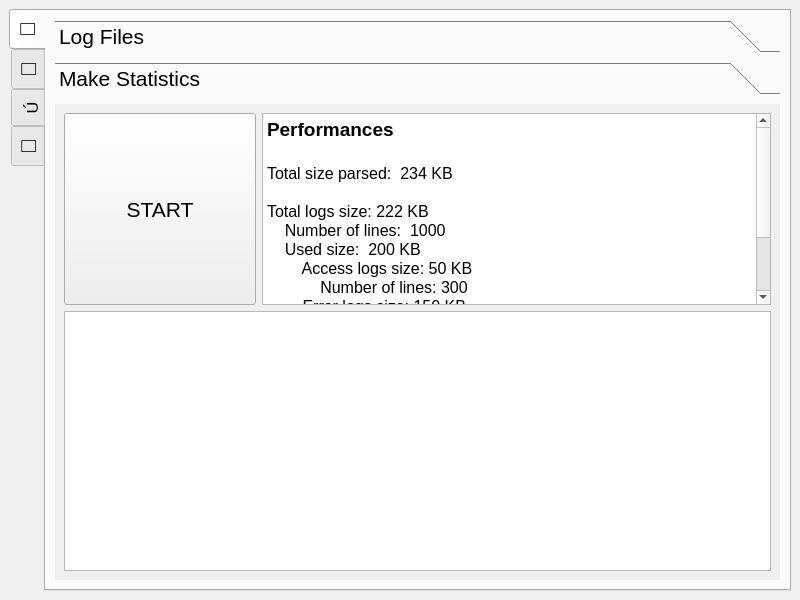
Before: the Qt Designer form craplog/mainwindow.ui in elB4RTO/LogDoctor, drawn with Qt 5.
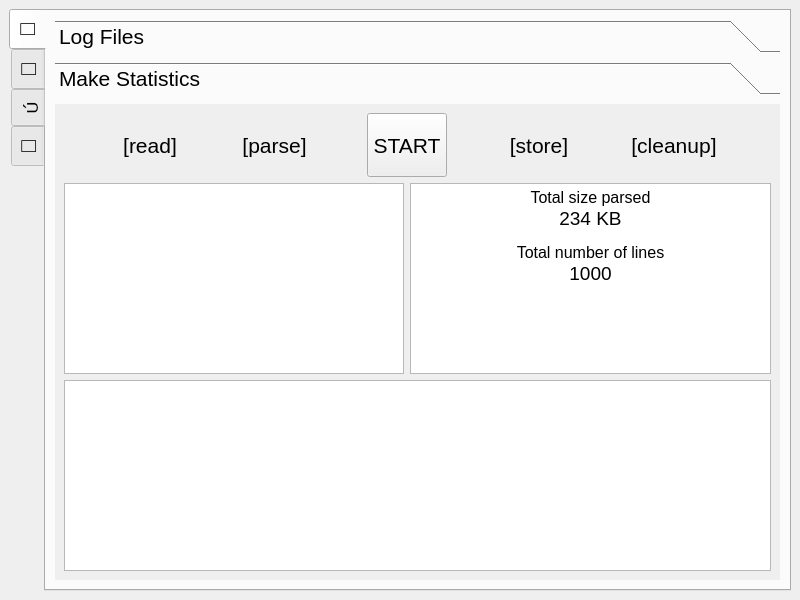
After: the same form once the commit is applied. The open tabs and pages were chosen to show the change. Icons and pictures are not drawn.

Commit message: Updated Logs' section (MakeStatistics) graphics

The edit to the form file:
```diff
--- a/craplog/mainwindow.ui
+++ b/craplog/mainwindow.ui
@@ -16,6 +16,12 @@
     <verstretch>0</verstretch>
    </sizepolicy>
   </property>
+  <property name="minimumSize">
+   <size>
+    <width>600</width>
+    <height>400</height>
+   </size>
+  </property>
   <property name="windowTitle">
    <string>Craplog</string>
   </property>
@@ -479,9 +485,104 @@
            </attribute>
            <layout class="QGridLayout" name="gridLayout_3">
             <item row="0" column="0">
+             <spacer name="horizontalSpacer_3">
+              <property name="orientation">
+               <enum>Qt::Horizontal</enum>
+              </property>
+              <property name="sizeHint" stdset="0">
+               <size>
+                <width>44</width>
+                <height>20</height>
+               </size>
+              </property>
+             </spacer>
+            </item>
+            <item row="0" column="1">
+             <widget class="QLabel" name="label">
+              <property name="sizePolicy">
+               <sizepolicy hsizetype="MinimumExpanding" vsizetype="MinimumExpanding">
+                <horstretch>0</horstretch>
+                <verstretch>0</verstretch>
+               </sizepolicy>
+              </property>
+              <property name="minimumSize">
+               <size>
+                <width>64</width>
+                <height>64</height>
+               </size>
+              </property>
+              <property name="maximumSize">
+               <size>
+                <width>128</width>
+                <height>128</height>
+               </size>
+              </property>
+              <property name="text">
+               <string>[read]</string>
+              </property>
+              <property name="alignment">
+               <set>Qt::AlignCenter</set>
+              </property>
+             </widget>
+            </item>
+            <item row="0" column="2">
+             <spacer name="horizontalSpacer_4">
+              <property name="orientation">
+               <enum>Qt::Horizontal</enum>
+              </property>
+              <property name="sizeHint" stdset="0">
+               <size>
+                <width>44</width>
+                <height>20</height>
+               </size>
+              </property>
+             </spacer>
+            </item>
+            <item row="0" column="3">
+             <widget class="QLabel" name="label_2">
+              <property name="sizePolicy">
+               <sizepolicy hsizetype="MinimumExpanding" vsizetype="MinimumExpanding">
+                <horstretch>0</horstretch>
+                <verstretch>0</verstretch>
+               </sizepolicy>
+              </property>
+              <property name="minimumSize">
+               <size>
+                <width>64</width>
+                <height>64</height>
+               </size>
+              </property>
+              <property name="maximumSize">
+               <size>
+                <width>128</width>
+                <height>128</height>
+               </size>
+              </property>
+              <property name="text">
+               <string>[parse]</string>
+              </property>
+              <property name="alignment">
+               <set>Qt::AlignCenter</set>
+              </property>
+             </widget>
+            </item>
+            <item row="0" column="4">
+             <spacer name="horizontalSpacer_5">
+              <property name="orientation">
+               <enum>Qt::Horizontal</enum>
+              </property>
+              <property name="sizeHint" stdset="0">
+               <size>
+                <width>44</width>
+                <height>20</height>
+               </size>
+              </property>
+             </spacer>
+            </item>
+            <item row="0" column="5" colspan="2">
              <widget class="QPushButton" name="pushButton">
               <property name="sizePolicy">
-               <sizepolicy hsizetype="MinimumExpanding" vsizetype="Minimum">
+               <sizepolicy hsizetype="MinimumExpanding" vsizetype="MinimumExpanding">
                 <horstretch>0</horstretch>
                 <verstretch>0</verstretch>
                </sizepolicy>
@@ -495,7 +596,7 @@
               <property name="maximumSize">
                <size>
                 <width>192</width>
-                <height>16777215</height>
+                <height>64</height>
                </size>
               </property>
               <property name="text">
@@ -503,10 +604,115 @@
               </property>
              </widget>
             </item>
-            <item row="0" column="1">
+            <item row="0" column="7">
+             <spacer name="horizontalSpacer_6">
+              <property name="orientation">
+               <enum>Qt::Horizontal</enum>
+              </property>
+              <property name="sizeHint" stdset="0">
+               <size>
+                <width>45</width>
+                <height>20</height>
+               </size>
+              </property>
+             </spacer>
+            </item>
+            <item row="0" column="8">
+             <widget class="QLabel" name="label_3">
+              <property name="sizePolicy">
+               <sizepolicy hsizetype="MinimumExpanding" vsizetype="MinimumExpanding">
+                <horstretch>0</horstretch>
+                <verstretch>0</verstretch>
+               </sizepolicy>
+              </property>
+              <property name="minimumSize">
+               <size>
+                <width>64</width>
+                <height>64</height>
+               </size>
+              </property>
+              <property name="maximumSize">
+               <size>
+                <width>128</width>
+                <height>128</height>
+               </size>
+              </property>
+              <property name="text">
+               <string>[store]</string>
+              </property>
+              <property name="alignment">
+               <set>Qt::AlignCenter</set>
+              </property>
+             </widget>
+            </item>
+            <item row="0" column="9">
+             <spacer name="horizontalSpacer_7">
+              <property name="orientation">
+               <enum>Qt::Horizontal</enum>
+              </property>
+              <property name="sizeHint" stdset="0">
+               <size>
+                <width>44</width>
+                <height>20</height>
+               </size>
+              </property>
+             </spacer>
+            </item>
+            <item row="0" column="10">
+             <widget class="QLabel" name="label_4">
+              <property name="sizePolicy">
+               <sizepolicy hsizetype="MinimumExpanding" vsizetype="MinimumExpanding">
+                <horstretch>0</horstretch>
+                <verstretch>0</verstretch>
+               </sizepolicy>
+              </property>
+              <property name="minimumSize">
+               <size>
+                <width>64</width>
+                <height>64</height>
+               </size>
+              </property>
+              <property name="maximumSize">
+               <size>
+                <width>128</width>
+                <height>128</height>
+               </size>
+              </property>
+              <property name="text">
+               <string>[cleanup]</string>
+              </property>
+              <property name="alignment">
+               <set>Qt::AlignCenter</set>
+              </property>
+             </widget>
+            </item>
+            <item row="0" column="11">
+             <spacer name="horizontalSpacer_8">
+              <property name="orientation">
+               <enum>Qt::Horizontal</enum>
+              </property>
+              <property name="sizeHint" stdset="0">
+               <size>
+                <width>44</width>
+                <height>20</height>
+               </size>
+              </property>
+             </spacer>
+            </item>
+            <item row="1" column="0" colspan="6">
+             <widget class="QGraphicsView" name="graphicsView_2">
+              <property name="minimumSize">
+               <size>
+                <width>0</width>
+                <height>128</height>
+               </size>
+              </property>
+             </widget>
+            </item>
+            <item row="1" column="6" colspan="6">
              <widget class="QTextBrowser" name="textBrowser">
               <property name="sizePolicy">
-               <sizepolicy hsizetype="Expanding" vsizetype="Preferred">
+               <sizepolicy hsizetype="Expanding" vsizetype="Expanding">
                 <horstretch>0</horstretch>
                 <verstretch>0</verstretch>
                </sizepolicy>
@@ -517,12 +723,6 @@
                 <height>128</height>
                </size>
               </property>
-              <property name="maximumSize">
-               <size>
-                <width>16777215</width>
-                <height>256</height>
-               </size>
-              </property>
               <property name="mouseTracking">
                <bool>false</bool>
               </property>
@@ -538,29 +738,21 @@
 p, li { white-space: pre-wrap; }
 hr { height: 1px; border-width: 0; }
 &lt;/style&gt;&lt;/head&gt;&lt;body style=&quot; font-family:'Noto Sans'; font-size:16pt; font-weight:400; font-style:normal;&quot;&gt;
-&lt;p style=&quot; margin-top:0px; margin-bottom:0px; margin-left:0px; margin-right:0px; -qt-block-indent:0; text-indent:0px;&quot;&gt;&lt;span style=&quot; font-size:14pt; font-weight:700;&quot;&gt;Performances&lt;/span&gt;&lt;/p&gt;
-&lt;p style=&quot;-qt-paragraph-type:empty; margin-top:0px; margin-bottom:0px; margin-left:0px; margin-right:0px; -qt-block-indent:0; text-indent:0px; font-size:14pt; font-weight:700;&quot;&gt;&lt;br /&gt;&lt;/p&gt;
-&lt;p style=&quot; margin-top:0px; margin-bottom:0px; margin-left:0px; margin-right:0px; -qt-block-indent:0; text-indent:0px;&quot;&gt;&lt;span style=&quot; font-size:12pt;&quot;&gt;Total size parsed:  234 KB&lt;/span&gt;&lt;/p&gt;
-&lt;p style=&quot;-qt-paragraph-type:empty; margin-top:0px; margin-bottom:0px; margin-left:0px; margin-right:0px; -qt-block-indent:0; text-indent:0px; font-size:12pt;&quot;&gt;&lt;br /&gt;&lt;/p&gt;
-&lt;p style=&quot; margin-top:0px; margin-bottom:0px; margin-left:0px; margin-right:0px; -qt-block-indent:0; text-indent:0px;&quot;&gt;&lt;span style=&quot; font-size:12pt;&quot;&gt;Total logs size: 222 KB&lt;/span&gt;&lt;/p&gt;
-&lt;p style=&quot; margin-top:0px; margin-bottom:0px; margin-left:0px; margin-right:0px; -qt-block-indent:0; text-indent:0px;&quot;&gt;&lt;span style=&quot; font-size:12pt;&quot;&gt;    Number of lines:  1000&lt;/span&gt;&lt;/p&gt;
-&lt;p style=&quot; margin-top:0px; margin-bottom:0px; margin-left:0px; margin-right:0px; -qt-block-indent:0; text-indent:0px;&quot;&gt;&lt;span style=&quot; font-size:12pt;&quot;&gt;    Used size:  200 KB&lt;/span&gt;&lt;/p&gt;
-&lt;p style=&quot; margin-top:0px; margin-bottom:0px; margin-left:0px; margin-right:0px; -qt-block-indent:0; text-indent:0px;&quot;&gt;&lt;span style=&quot; font-size:12pt;&quot;&gt;        Access logs size: 50 KB&lt;/span&gt;&lt;/p&gt;
-&lt;p style=&quot; margin-top:0px; margin-bottom:0px; margin-left:0px; margin-right:0px; -qt-block-indent:0; text-indent:0px;&quot;&gt;&lt;span style=&quot; font-size:12pt;&quot;&gt;            Number of lines: 300&lt;/span&gt;&lt;/p&gt;
-&lt;p style=&quot; margin-top:0px; margin-bottom:0px; margin-left:0px; margin-right:0px; -qt-block-indent:0; text-indent:0px;&quot;&gt;&lt;span style=&quot; font-size:12pt;&quot;&gt;        Error logs size: 150 KB&lt;/span&gt;&lt;/p&gt;
-&lt;p style=&quot; margin-top:0px; margin-bottom:0px; margin-left:0px; margin-right:0px; -qt-block-indent:0; text-indent:0px;&quot;&gt;&lt;span style=&quot; font-size:12pt;&quot;&gt;            Number of lines: 695&lt;/span&gt;&lt;/p&gt;
-&lt;p style=&quot; margin-top:0px; margin-bottom:0px; margin-left:0px; margin-right:0px; -qt-block-indent:0; text-indent:0px;&quot;&gt;&lt;span style=&quot; font-size:12pt;&quot;&gt;    Discarded size: 22 KB&lt;/span&gt;&lt;/p&gt;
-&lt;p style=&quot; margin-top:0px; margin-bottom:0px; margin-left:0px; margin-right:0px; -qt-block-indent:0; text-indent:0px;&quot;&gt;&lt;span style=&quot; font-size:12pt;&quot;&gt;        Number of lines: 5&lt;/span&gt;&lt;/p&gt;
+&lt;p align=&quot;center&quot; style=&quot; margin-top:0px; margin-bottom:0px; margin-left:0px; margin-right:0px; -qt-block-indent:0; text-indent:0px;&quot;&gt;&lt;span style=&quot; font-size:12pt;&quot;&gt;Total size parsed&lt;/span&gt;&lt;/p&gt;
+&lt;p align=&quot;center&quot; style=&quot; margin-top:0px; margin-bottom:0px; margin-left:0px; margin-right:0px; -qt-block-indent:0; text-indent:0px;&quot;&gt;&lt;span style=&quot; font-size:14pt;&quot;&gt;234 KB&lt;/span&gt;&lt;/p&gt;
+&lt;p align=&quot;center&quot; style=&quot;-qt-paragraph-type:empty; margin-top:0px; margin-bottom:0px; margin-left:0px; margin-right:0px; -qt-block-indent:0; text-indent:0px; font-size:8pt;&quot;&gt;&lt;br /&gt;&lt;/p&gt;
+&lt;p align=&quot;center&quot; style=&quot; margin-top:0px; margin-bottom:0px; margin-left:0px; margin-right:0px; -qt-block-indent:0; text-indent:0px;&quot;&gt;&lt;span style=&quot; font-size:12pt;&quot;&gt;Total number of lines&lt;/span&gt;&lt;/p&gt;
+&lt;p align=&quot;center&quot; style=&quot; margin-top:0px; margin-bottom:0px; margin-left:0px; margin-right:0px; -qt-block-indent:0; text-indent:0px;&quot;&gt;&lt;span style=&quot; font-size:14pt;&quot;&gt;1000&lt;/span&gt;&lt;/p&gt;
 &lt;p style=&quot;-qt-paragraph-type:empty; margin-top:0px; margin-bottom:0px; margin-left:0px; margin-right:0px; -qt-block-indent:0; text-indent:0px; font-size:12pt;&quot;&gt;&lt;br /&gt;&lt;/p&gt;&lt;/body&gt;&lt;/html&gt;</string>
               </property>
              </widget>
             </item>
-            <item row="1" column="0" colspan="2">
+            <item row="2" column="0" colspan="12">
              <widget class="QGraphicsView" name="graphicsView">
               <property name="minimumSize">
                <size>
                 <width>0</width>
-                <height>256</height>
+                <height>128</height>
                </size>
               </property>
               <property name="focusPolicy">
```
The commit also changes 1 other file.
